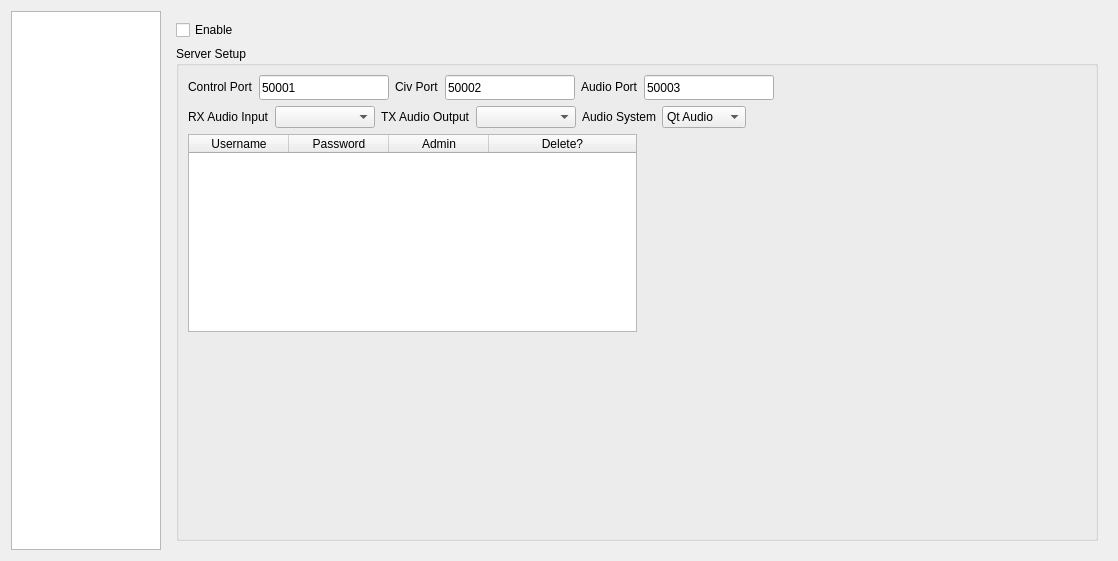
Above: settingswidget.ui from adecarolis/wfweb before the change. Below: the same form after it.
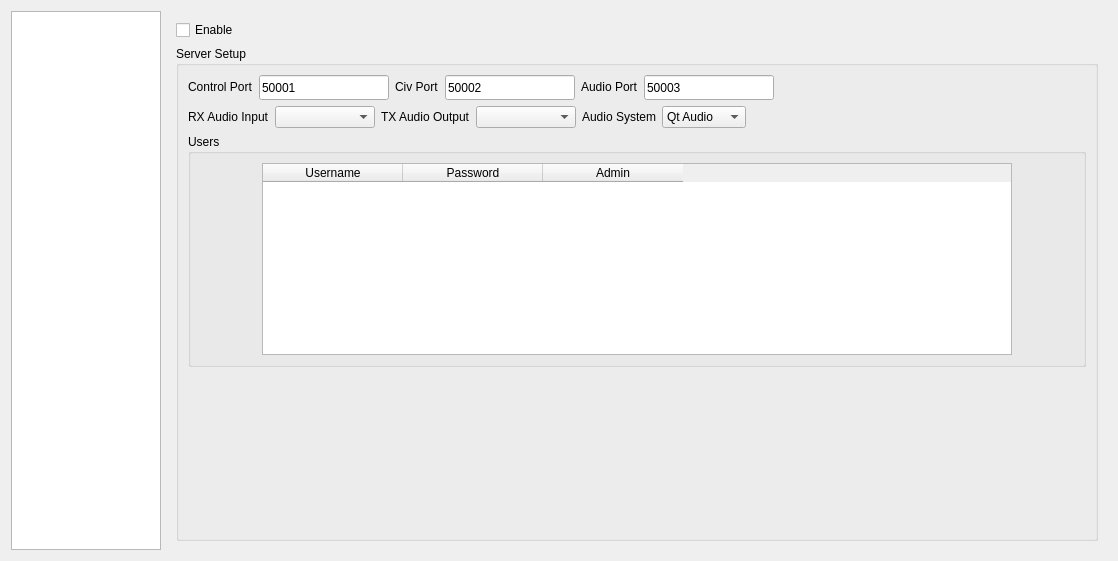
That is the form after the change. The open tabs and pages were chosen to show the change. Custom widgets are drawn as their Qt base class.

Diff of the .ui file:
```diff
--- a/settingswidget.ui
+++ b/settingswidget.ui
@@ -2465,6 +2465,12 @@
               <item>
                <layout class="QHBoxLayout" name="horizontalLayout_32">
                 <item>
+                 <widget class="QGroupBox" name="groupBox_2">
+                  <property name="title">
+                   <string>Users</string>
+                  </property>
+                  <layout class="QHBoxLayout" name="horizontalLayout_9">
+                   <item>
                  <widget class="tableWidget" name="serverUsersTable">
                   <property name="sizePolicy">
                    <sizepolicy hsizetype="Expanding" vsizetype="Expanding">
@@ -2494,25 +2500,25 @@
                    <number>0</number>
                   </property>
                   <property name="columnCount">
-                   <number>4</number>
+                      <number>3</number>
                   </property>
                   <attribute name="horizontalHeaderCascadingSectionResizes">
                    <bool>false</bool>
                   </attribute>
                   <attribute name="horizontalHeaderDefaultSectionSize">
-                   <number>100</number>
+                      <number>140</number>
                   </attribute>
                   <attribute name="horizontalHeaderShowSortIndicator" stdset="0">
                    <bool>false</bool>
                   </attribute>
                   <attribute name="horizontalHeaderStretchLastSection">
-                   <bool>true</bool>
+                      <bool>false</bool>
                   </attribute>
                   <attribute name="verticalHeaderVisible">
                    <bool>false</bool>
                   </attribute>
                   <attribute name="verticalHeaderShowSortIndicator" stdset="0">
-                   <bool>true</bool>
+                      <bool>false</bool>
                   </attribute>
                   <attribute name="verticalHeaderStretchLastSection">
                    <bool>false</bool>
@@ -2532,30 +2538,12 @@
                     <string>Admin</string>
                    </property>
                   </column>
-                  <column>
-                   <property name="text">
-                    <string>Delete?</string>
-                   </property>
-                  </column>
-                 </widget>
-                </item>
-                <item>
-                 <spacer name="horizontalSpacer_17">
-                  <property name="orientation">
-                   <enum>Qt::Horizontal</enum>
-                  </property>
-                  <property name="sizeHint" stdset="0">
-                   <size>
-                    <width>40</width>
-                    <height>20</height>
-                   </size>
-                  </property>
-                 </spacer>
-                </item>
-               </layout>
-              </item>
-              <item>
-               <layout class="QHBoxLayout" name="horizontalLayout_6"/>
+                    </widget>
+                   </item>
+                  </layout>
+                 </widget>
+                </item>
+               </layout>
               </item>
               <item>
                <spacer name="verticalSpacer_7">
```
Left out of the diff: 5 changed lines with no effect on the pictures. Lines whose indentation alone changed are shown as unchanged.
